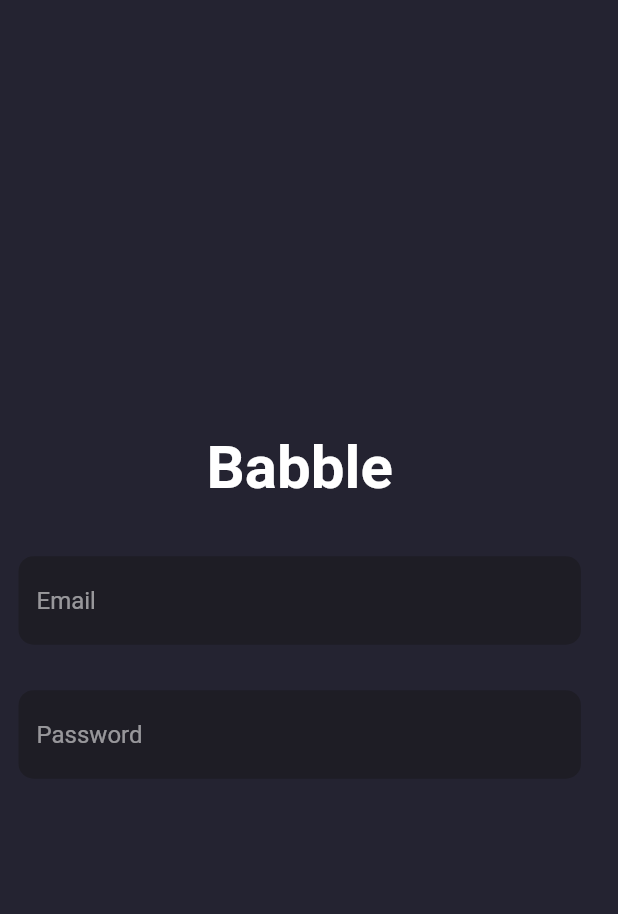
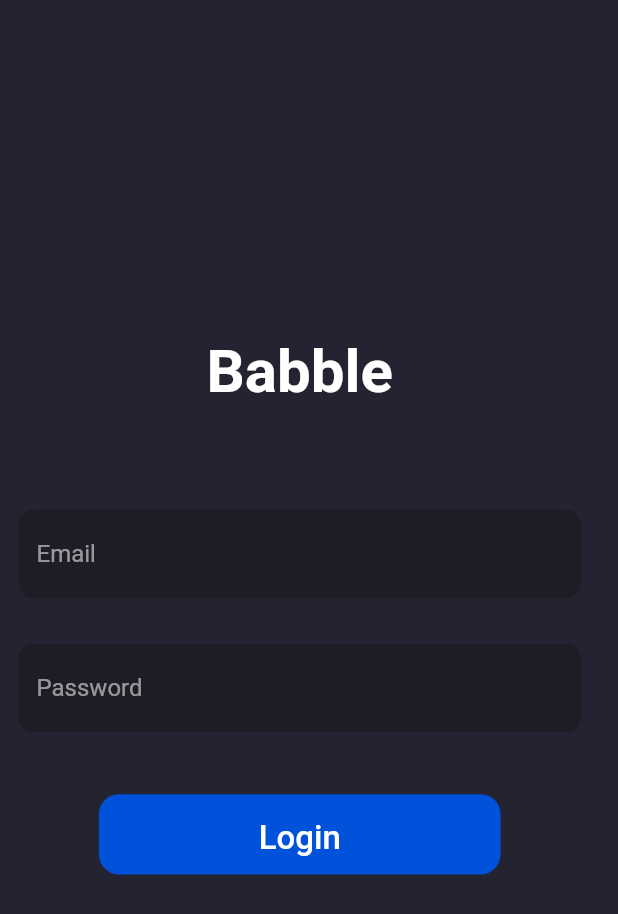
Before and after one commit to mariugo/babble, a Flutter app: the screen it shows after launch, on a phone screen of 412 x 824 dp. Shown: the top 914 px of the screen. Run offline on Flutter 3.47's test engine with Material 2 defaults, Android fonts, the phone set to English and light mode, and no system bars; our stand-ins replace cloud_firestore, file_picker, firebase_core, firebase_storage, get_it; accounts and stored records are empty.

Commit message:
Button design done

```diff
--- a/lib/screens/login_screen.dart
+++ b/lib/screens/login_screen.dart
@@ -1,4 +1,5 @@
 import 'package:babble/widgets/custom_input_field.dart';
+import 'package:babble/widgets/rounded_button.dart';
 import 'package:flutter/material.dart';
 
 class LoginScreen extends StatefulWidget {
@@ -36,7 +37,14 @@
             crossAxisAlignment: CrossAxisAlignment.center,
             children: [
               _pageTitle(),
+              SizedBox(
+                height: _deviceHeight * 0.04,
+              ),
               _loginForm(),
+              SizedBox(
+                height: _deviceHeight * 0.05,
+              ),
+              _loginButton(),
             ],
           ),
         ),
@@ -86,4 +94,13 @@
       ),
     );
   }
+
+  Widget _loginButton() {
+    return RoundedButton(
+      name: 'Login',
+      height: _deviceHeight * 0.065,
+      width: _deviceWidth * 0.65,
+      onPressed: () {},
+    );
+  }
 }
--- /dev/null
+++ b/lib/widgets/rounded_button.dart
@@ -0,0 +1,39 @@
+import 'package:flutter/material.dart';
+
+class RoundedButton extends StatelessWidget {
+  const RoundedButton(
+      {Key? key,
+      required this.name,
+      required this.height,
+      required this.width,
+      required this.onPressed})
+      : super(key: key);
+
+  final String name;
+  final double height;
+  final double width;
+  final Function onPressed;
+
+  @override
+  Widget build(BuildContext context) {
+    return Container(
+      decoration: BoxDecoration(
+        borderRadius: BorderRadius.circular(height * 0.25),
+        color: const Color.fromRGBO(0, 82, 218, 1.0),
+      ),
+      height: height,
+      width: width,
+      child: TextButton(
+        onPressed: onPressed(),
+        child: Text(
+          name,
+          style: const TextStyle(
+            fontSize: 22,
+            color: Colors.white,
+            height: 1.5,
+          ),
+        ),
+      ),
+    );
+  }
+}
```
